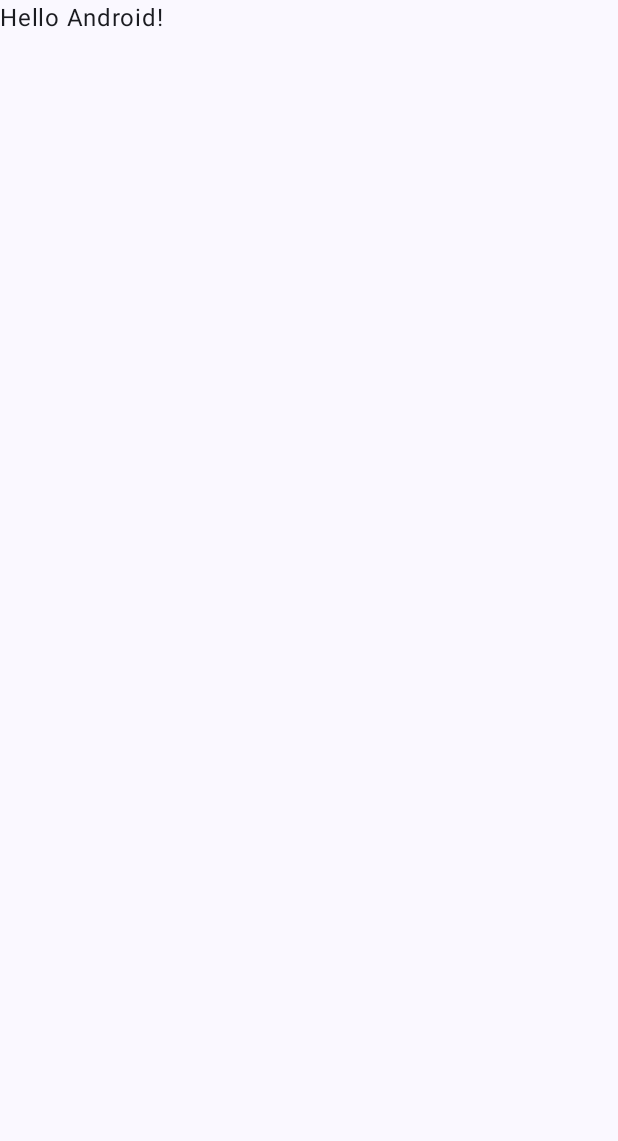
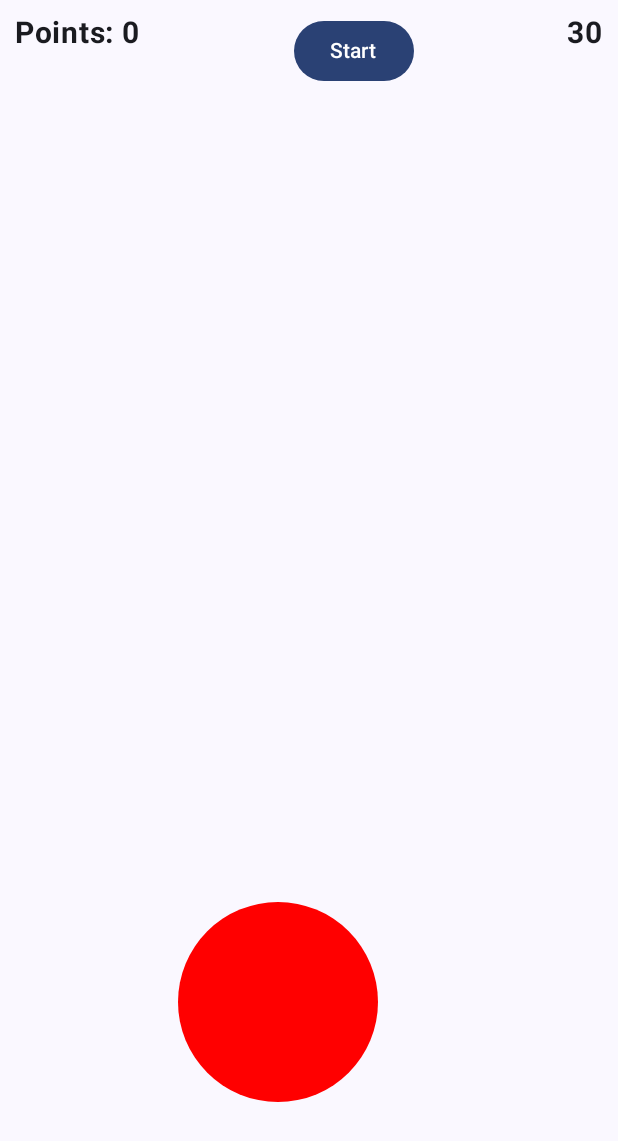
Before and after one commit to devAseemSharma/CanvasComposeMaster, an Android app built with Jetpack Compose: the screen it shows after launch (MainActivity), on a phone screen of 412 x 824 dp. Before the commit the part shown is almost empty. Shown: the top 1141 px of the screen. Run offline under Robolectric (Android 15) with nearby library versions, the phone set to English and light mode, and no system bars.

Commit message:
Implemented ball clicker game

```diff
--- a/app/src/main/java/com/androidace/canvascomposemaster/MainActivity.kt
+++ b/app/src/main/java/com/androidace/canvascomposemaster/MainActivity.kt
@@ -4,26 +4,47 @@ import android.os.Bundle
 import androidx.activity.ComponentActivity
 import androidx.activity.compose.setContent
 import androidx.activity.enableEdgeToEdge
+import androidx.compose.animation.core.animateOffsetAsState
+import androidx.compose.foundation.Canvas
+import androidx.compose.foundation.gestures.detectTapGestures
+import androidx.compose.foundation.layout.Arrangement
+import androidx.compose.foundation.layout.BoxWithConstraints
+import androidx.compose.foundation.layout.Column
+import androidx.compose.foundation.layout.Row
 import androidx.compose.foundation.layout.fillMaxSize
+import androidx.compose.foundation.layout.fillMaxWidth
 import androidx.compose.foundation.layout.padding
+import androidx.compose.material3.Button
 import androidx.compose.material3.Scaffold
 import androidx.compose.material3.Text
 import androidx.compose.runtime.Composable
+import androidx.compose.runtime.LaunchedEffect
+import androidx.compose.runtime.getValue
+import androidx.compose.runtime.mutableStateOf
+import androidx.compose.runtime.remember
+import androidx.compose.runtime.setValue
 import androidx.compose.ui.Modifier
+import androidx.compose.ui.geometry.Offset
+import androidx.compose.ui.graphics.Color
+import androidx.compose.ui.input.pointer.pointerInput
+import androidx.compose.ui.text.font.FontWeight
 import androidx.compose.ui.tooling.preview.Preview
+import androidx.compose.ui.unit.dp
+import androidx.compose.ui.unit.sp
 import com.androidace.canvascomposemaster.ui.theme.CanvasComposeMasterTheme
+import kotlinx.coroutines.delay
+import kotlin.math.pow
+import kotlin.math.roundToInt
+import kotlin.math.sqrt
+import kotlin.random.Random
 
 class MainActivity : ComponentActivity() {
     override fun onCreate(savedInstanceState: Bundle?) {
         super.onCreate(savedInstanceState)
-        enableEdgeToEdge()
         setContent {
             CanvasComposeMasterTheme {
                 Scaffold(modifier = Modifier.fillMaxSize()) { innerPadding ->
-                    Greeting(
-                        name = "Android",
-                        modifier = Modifier.padding(innerPadding)
-                    )
+                    MainScreen()
                 }
             }
         }
@@ -31,17 +52,126 @@ class MainActivity : ComponentActivity() {
 }
 
 @Composable
-fun Greeting(name: String, modifier: Modifier = Modifier) {
+fun MainScreen(modifier: Modifier = Modifier) {
+    var points by remember {
+        mutableStateOf(0)
+    }
+    var isTimerRunning by remember {
+        mutableStateOf(false)
+    }
+    Column(modifier = Modifier.fillMaxSize()) {
+        Row(
+            modifier = Modifier
+                .fillMaxWidth()
+                .padding(10.dp),
+            horizontalArrangement = Arrangement.SpaceBetween
+
+        ) {
+            Text(
+                text = "Points: $points", fontSize = 20.sp, fontWeight = FontWeight.Bold
+            )
+            Button(onClick = {
+                isTimerRunning = !isTimerRunning
+                points = 0
+            }) {
+                Text(text = if (isTimerRunning) "Reset" else "Start")
+            }
+            CountDownTimer(isTimerRunning = isTimerRunning) {
+                isTimerRunning = false
+            }
+        }
+        BallClicker(
+            enabled = isTimerRunning
+        ) {
+            points++
+        }
+    }
+}
+
+@Composable
+fun CountDownTimer(
+    time: Int = 30000, isTimerRunning: Boolean = false, onTimerEnd: () -> Unit
+) {
+    var curTime by remember {
+        mutableStateOf(time)
+    }
+    LaunchedEffect(key1 = curTime, key2 = isTimerRunning) {
+
+        if (!isTimerRunning) {
+            curTime = time
+            return@LaunchedEffect
+        }
+        if (curTime > 0) {
+            delay(1000L)
+            curTime -= 1000
+        } else {
+            onTimerEnd()
+        }
+    }
     Text(
-        text = "Hello $name!",
-        modifier = modifier
+        text = (curTime / 1000).toString(),
+        fontSize = 20.sp,
+        fontWeight = FontWeight.Bold
     )
 }
+
+@Composable
+fun BallClicker(
+    radius: Float = 100f,
+    enabled: Boolean = false,
+    ballColor: Color = Color.Red,
+    onBallClick: () -> Unit
+) {
+    BoxWithConstraints(modifier = Modifier.fillMaxSize()) {
+        var ballPosition by remember {
+            mutableStateOf(
+                randomOffset(
+                    radius = radius,
+                    width = constraints.maxWidth,
+                    height = constraints.maxHeight,
+                )
+            )
+        }
+        Canvas(modifier = Modifier
+            .fillMaxSize()
+            .pointerInput(enabled) {
+                if (!enabled) {
+                    return@pointerInput
+                }
+                detectTapGestures {
+                    val distance =
+                        sqrt((it.x - ballPosition.x).pow(2) + (it.y - ballPosition.y).pow(2))
+                    if (distance <= radius) {
+                        ballPosition = randomOffset(
+                            radius = radius,
+                            width = constraints.maxWidth,
+                            height = constraints.maxHeight
+                        )
+                        onBallClick()
+                    }
+                }
+            }
+        ) {
+
+            drawCircle(color = ballColor, radius = radius, center = ballPosition)
+        }
+    }
+
+}
+
+private fun randomOffset(radius: Float, width: Int, height: Int): Offset {
+    return Offset(
+        x = Random.nextInt(radius.roundToInt(), width - radius.roundToInt()).toFloat(),
+        y = Random.nextInt(radius.roundToInt(), height - radius.roundToInt()).toFloat()
+    )
+
+}
+
 
 @Preview(showBackground = true)
 @Composable
 fun GreetingPreview() {
     CanvasComposeMasterTheme {
-        Greeting("Android")
+
     }
 }
```
